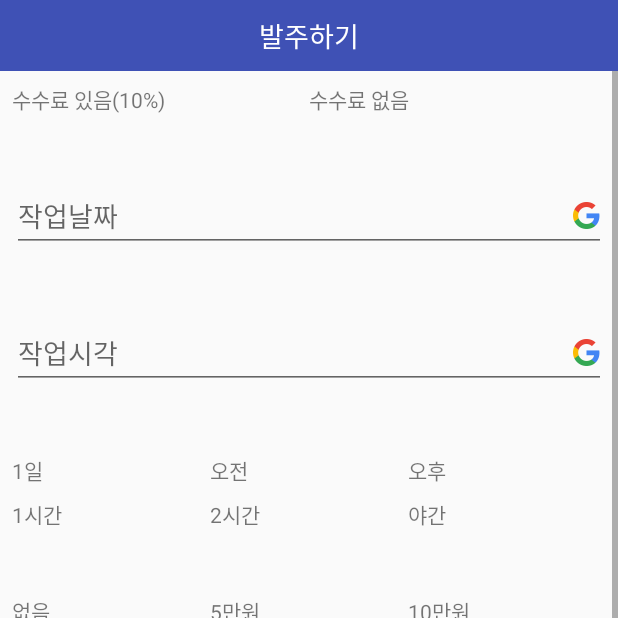
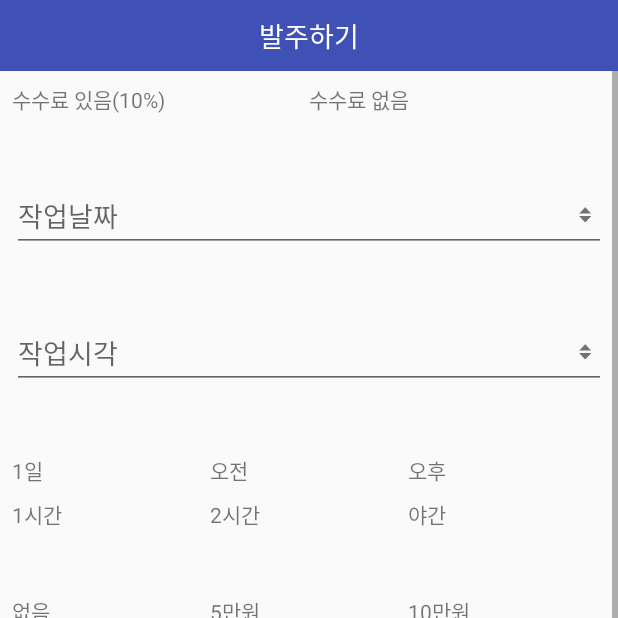
Before and after one commit to yjs8237/skyban_android, an Android app: the fragment OutorderFragment placed in its activity, after a tap on "발주하기", on a phone screen of 412 x 824 dp, the top half of it. Run offline under Robolectric (Android 15) with nearby library versions, the phone set to English and light mode, and no system bars; libraries missing offline, so code that uses them is left out: com.orangegangsters.github; plain views replace BootstrapEditText; 81 statements that could not run were skipped; 1 other tap on this screen came first.

Commit message:
start outorder

```diff
--- a/app/src/main/java/com/nycompany/skyban/OutorderFragment.kt
+++ b/app/src/main/java/com/nycompany/skyban/OutorderFragment.kt
@@ -1,12 +1,17 @@
 package com.nycompany.skyban
 
-import android.content.Context
+import android.app.DatePickerDialog
 import android.net.Uri
 import android.os.Bundle
 import android.app.Fragment
+import android.app.TimePickerDialog
 import android.view.LayoutInflater
 import android.view.View
 import android.view.ViewGroup
+import android.widget.TextView
+import com.beardedhen.androidbootstrap.BootstrapButton
+import kotlinx.android.synthetic.main.fragment_outorder.*
+import java.util.*
 
 
 // TODO: Rename parameter arguments, choose names that match
@@ -43,10 +48,43 @@ class OutorderFragment : Fragment() {
         return inflater.inflate(R.layout.fragment_outorder, container, false)
     }
 
-    // TODO: Rename method, update argument and hook method into UI event
-    fun onButtonPressed(uri: Uri) {
-        listener?.onFragmentInteraction(uri)
+    override fun onViewCreated(view: View?, savedInstanceState: Bundle?) {
+        super.onViewCreated(view, savedInstanceState)
+
+        val cal = GregorianCalendar()
+        val mYear = cal.get(Calendar.YEAR)
+        val mMonth = cal.get(Calendar.MONTH)
+        val mDay = cal.get(Calendar.DAY_OF_MONTH)
+        val mHour = cal.get(Calendar.HOUR_OF_DAY)
+        val mMinute = cal.get(Calendar.MINUTE)
+
+        val mDateSetListener = DatePickerDialog.OnDateSetListener { datePicker, year, monthOfYear, dayOfMonth ->
+            EditTextDay.setText(String.format("%d-%d-%d",year, monthOfYear + 1, dayOfMonth))
+        }
+
+        val mTimeSetListener = TimePickerDialog.OnTimeSetListener { timePicker, hourOfDay, minute ->
+            EditTextTime.setText(String.format("%d:%s", hourOfDay, if(minute > 9) minute.toString() else "0" + minute.toString()))
+        }
+
+        EditTextDay.setOnClickListener{
+            DatePickerDialog(activity, mDateSetListener, mYear, mMonth, mDay).show()
+        }
+
+        EditTextTime.setOnClickListener{
+            TimePickerDialog(activity, mTimeSetListener, mHour, mMinute, false).show()
+        }
+
+        for (i in 0..(ButtonGroup_JobTimeBottom.childCount - 1)) {
+            (ButtonGroup_JobTimeBottom.getChildAt(i) as BootstrapButton)?.let {
+                it.setOnCheckedChangedListener { bootstrapButton, isChecked ->
+
+
+
+                }
+            }
+        }
     }
+
 
     override fun onDetach() {
         super.onDetach()
--- a/app/src/main/res/layout/fragment_outorder.xml
+++ b/app/src/main/res/layout/fragment_outorder.xml
@@ -95,13 +95,14 @@
                 app:layout_constraintTop_toBottomOf="@+id/bootstrapButtonGroup" />
 
             <com.beardedhen.androidbootstrap.BootstrapEditText
-                android:id="@+id/bootstrapEditText"
+                android:id="@+id/EditTextDay"
+                android:focusable="false"
                 android:layout_width="0dp"
                 android:layout_height="wrap_content"
                 android:layout_marginEnd="8dp"
                 android:layout_marginStart="8dp"
                 android:layout_marginTop="8dp"
-                android:drawableRight="@drawable/googleg_standard_color_18"
+                android:drawableRight="@drawable/avobedown"
                 android:hint="작업날짜"
                 app:bootstrapBrand="info"
                 app:bootstrapSize="lg"
@@ -120,16 +121,17 @@
                 app:bootstrapHeading="h6"
                 app:bootstrapText="{fa_circle_o} 작업 시각"
                 app:layout_constraintStart_toStartOf="parent"
-                app:layout_constraintTop_toBottomOf="@+id/bootstrapEditText" />
+                app:layout_constraintTop_toBottomOf="@+id/EditTextDay" />
 
             <com.beardedhen.androidbootstrap.BootstrapEditText
-                android:id="@+id/bootstrapEditText2"
+                android:id="@+id/EditTextTime"
+                android:focusable="false"
                 android:layout_width="0dp"
                 android:layout_height="wrap_content"
                 android:layout_marginEnd="8dp"
                 android:layout_marginStart="8dp"
                 android:layout_marginTop="8dp"
-                android:drawableRight="@drawable/googleg_standard_color_18"
+                android:drawableRight="@drawable/avobedown"
                 android:hint="작업시각"
                 app:bootstrapBrand="info"
                 app:bootstrapSize="lg"
@@ -146,11 +148,11 @@
                 app:bootstrapBrand="info"
                 app:bootstrapHeading="h6"
                 app:bootstrapText="{fa_circle_o} 작업 시간"
-                app:layout_constraintStart_toStartOf="@+id/bootstrapEditText2"
-                app:layout_constraintTop_toBottomOf="@+id/bootstrapEditText2" />
+                app:layout_constraintStart_toStartOf="@+id/EditTextTime"
+                app:layout_constraintTop_toBottomOf="@+id/EditTextTime" />
 
             <com.beardedhen.androidbootstrap.BootstrapButtonGroup
-                android:id="@+id/bootstrapButtonGroup2"
+                android:id="@+id/ButtonGroup_JobTimeTop"
                 android:layout_width="0dp"
                 android:layout_height="wrap_content"
                 android:layout_marginEnd="8dp"
@@ -169,6 +171,7 @@
                 app:showOutline="true">
 
                 <com.beardedhen.androidbootstrap.BootstrapButton
+                    android:id="@+id/Button_RadioDay"
                     android:layout_width="match_parent"
                     android:layout_height="wrap_content"
                     android:layout_weight="1"
@@ -176,12 +179,14 @@
                     app:checked="true" />
 
                 <com.beardedhen.androidbootstrap.BootstrapButton
+                    android:id="@+id/Button_RadioMorning"
                     android:layout_width="match_parent"
                     android:layout_height="wrap_content"
                     android:layout_weight="1"
                     android:text="오전" />
 
                 <com.beardedhen.androidbootstrap.BootstrapButton
+                    android:id="@+id/Button_RadioSunset"
                     android:layout_width="match_parent"
                     android:layout_height="wrap_content"
                     android:layout_weight="1"
@@ -190,7 +195,7 @@
             </com.beardedhen.androidbootstrap.BootstrapButtonGroup>
 
             <com.beardedhen.androidbootstrap.BootstrapButtonGroup
-                android:id="@+id/bootstrapButtonGroup3"
+                android:id="@+id/ButtonGroup_JobTimeBottom"
                 android:layout_width="0dp"
                 android:layout_height="wrap_content"
                 android:layout_marginEnd="8dp"
@@ -204,7 +209,7 @@
                 app:layout_constraintEnd_toEndOf="parent"
                 app:layout_constraintHorizontal_bias="0.0"
                 app:layout_constraintStart_toStartOf="parent"
-                app:layout_constraintTop_toBottomOf="@+id/bootstrapButtonGroup2"
+                app:layout_constraintTop_toBottomOf="@+id/ButtonGroup_JobTimeTop"
                 app:roundedCorners="true"
                 app:showOutline="true">
 
@@ -236,8 +241,8 @@
                 app:bootstrapBrand="info"
                 app:bootstrapHeading="h6"
                 app:bootstrapText="{fa_circle_o} 추가요금"
-                app:layout_constraintStart_toStartOf="@+id/bootstrapButtonGroup3"
-                app:layout_constraintTop_toBottomOf="@+id/bootstrapButtonGroup3" />
+                app:layout_constraintStart_toStartOf="@+id/ButtonGroup_JobTimeBottom"
+                app:layout_constraintTop_toBottomOf="@+id/ButtonGroup_JobTimeBottom" />
 
             <com.beardedhen.androidbootstrap.BootstrapButtonGroup
                 android:id="@+id/bootstrapButtonGroup4"
```
Also changed, not shown: app/src/main/java/com/nycompany/skyban/InorderRecyclerViewAdapter.kt (+17 -17 lines), app/src/main/java/com/nycompany/skyban/EnumClazz/ResCode.kt (line endings or trailing spaces), app/src/main/res/drawable-xxxhdpi/avobedown.png (added).
